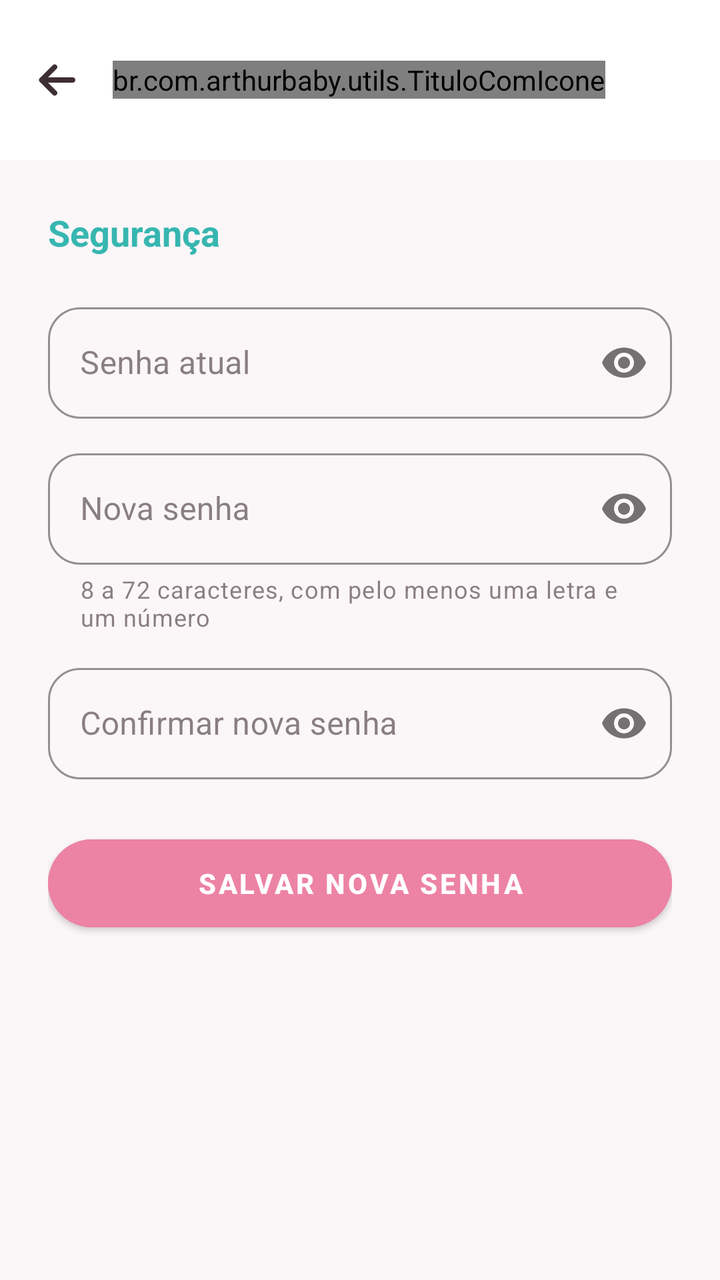
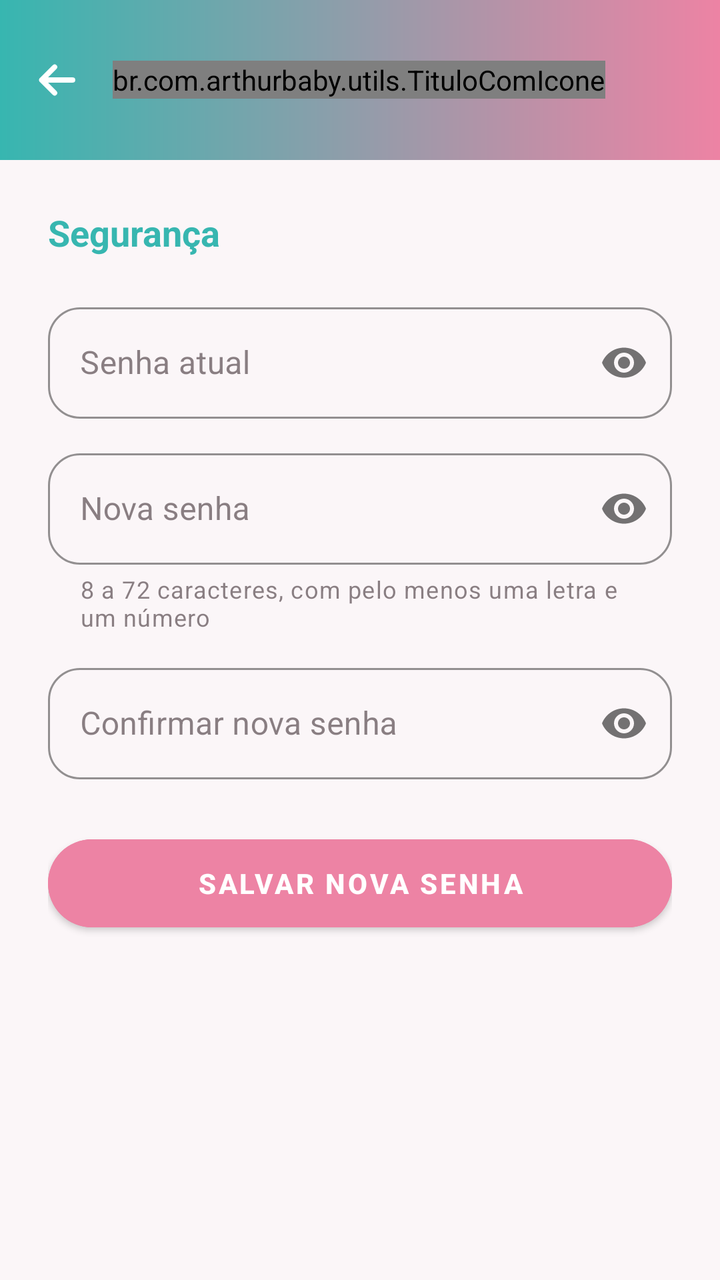

Screens rendered from an Android XML layout before and after an edit, with the pre-edit source and the edit as a unified diff.
<!-- AndroidManifest.xml: application theme Theme.ArthurBaby -->
<!-- res/layout/activity_alterar_senha.xml -->
<?xml version="1.0" encoding="utf-8"?>
<ScrollView xmlns:android="http://schemas.android.com/apk/res/android"
    xmlns:app="http://schemas.android.com/apk/res-auto"
    android:layout_width="match_parent"
    android:layout_height="match_parent"
    android:background="@color/fundo_claro"
    android:fillViewport="true">

    <LinearLayout
        android:layout_width="match_parent"
        android:layout_height="wrap_content"
        android:orientation="vertical">

        
        <LinearLayout
            android:layout_width="match_parent"
            android:layout_height="wrap_content"
            android:orientation="horizontal"
            android:gravity="center_vertical"
            android:padding="16dp"
            android:background="@color/branco">

            <ImageButton
                android:id="@+id/btnVoltar"
                style="@style/BotaoVoltar"
                app:tint="@color/texto_primario" />

            <br.com.arthurbaby.utils.TituloComIcone
                android:layout_width="wrap_content"
                android:layout_height="wrap_content"
                android:text="Alterar Senha"
                android:textSize="20sp"
                android:textStyle="bold"
                android:textColor="@color/texto_primario"
                app:iconeTitulo="@drawable/ic_cadeado" />


            <Space

                android:layout_width="0dp"

                android:layout_height="1dp"

                android:layout_weight="1" />
        </LinearLayout>

        <LinearLayout
            android:layout_width="match_parent"
            android:layout_height="wrap_content"
            android:orientation="vertical"
            android:padding="24dp">

            <TextView
                android:layout_width="wrap_content"
                android:layout_height="wrap_content"
                android:text="Segurança"
                android:textColor="@color/verde_arthur"
                android:textSize="18sp"
                android:textStyle="bold"
                android:layout_marginBottom="20dp" />

            <com.google.android.material.textfield.TextInputLayout
                style="@style/Widget.MaterialComponents.TextInputLayout.OutlinedBox"
                android:layout_width="match_parent"
                android:layout_height="wrap_content"
                android:hint="Senha atual"
                app:passwordToggleEnabled="true"
                app:boxStrokeColor="@color/rosa_arthur"
                app:boxCornerRadiusTopStart="16dp"
                app:boxCornerRadiusTopEnd="16dp"
                app:boxCornerRadiusBottomStart="16dp"
                app:boxCornerRadiusBottomEnd="16dp">
                <com.google.android.material.textfield.TextInputEditText
                    android:id="@+id/etSenhaAtual"
                    android:layout_width="match_parent"
                    android:layout_height="wrap_content"
                    android:inputType="textPassword" />
            </com.google.android.material.textfield.TextInputLayout>

            <com.google.android.material.textfield.TextInputLayout
                style="@style/Widget.MaterialComponents.TextInputLayout.OutlinedBox"
                android:layout_width="match_parent"
                android:layout_height="wrap_content"
                android:hint="Nova senha"
                android:layout_marginTop="12dp"
                app:passwordToggleEnabled="true"
                app:helperText="8 a 72 caracteres, com pelo menos uma letra e um número"
                app:boxStrokeColor="@color/rosa_arthur"
                app:boxCornerRadiusTopStart="16dp"
                app:boxCornerRadiusTopEnd="16dp"
                app:boxCornerRadiusBottomStart="16dp"
                app:boxCornerRadiusBottomEnd="16dp">
                <com.google.android.material.textfield.TextInputEditText
                    android:id="@+id/etNovaSenha"
                    android:layout_width="match_parent"
                    android:layout_height="wrap_content"
                    android:inputType="textPassword" />
            </com.google.android.material.textfield.TextInputLayout>

            <com.google.android.material.textfield.TextInputLayout
                style="@style/Widget.MaterialComponents.TextInputLayout.OutlinedBox"
                android:layout_width="match_parent"
                android:layout_height="wrap_content"
                android:hint="Confirmar nova senha"
                android:layout_marginTop="12dp"
                app:passwordToggleEnabled="true"
                app:boxStrokeColor="@color/rosa_arthur"
                app:boxCornerRadiusTopStart="16dp"
                app:boxCornerRadiusTopEnd="16dp"
                app:boxCornerRadiusBottomStart="16dp"
                app:boxCornerRadiusBottomEnd="16dp">
                <com.google.android.material.textfield.TextInputEditText
                    android:id="@+id/etConfirmarSenha"
                    android:layout_width="match_parent"
                    android:layout_height="wrap_content"
                    android:inputType="textPassword" />
            </com.google.android.material.textfield.TextInputLayout>

            <com.google.android.material.button.MaterialButton
                android:id="@+id/btnSalvarSenha"
                android:layout_width="match_parent"
                android:layout_height="56dp"
                android:text="SALVAR NOVA SENHA"
                android:textColor="@color/branco"
                android:textStyle="bold"
                android:backgroundTint="@color/rosa_arthur"
                app:cornerRadius="28dp"
                android:layout_marginTop="24dp" />

        </LinearLayout>
    </LinearLayout>
</ScrollView>
<!-- resources referenced by this layout -->
<resources>
  <color name="branco">#FFFFFF</color>
  <color name="fundo_claro">#FBF6F8</color>
  <color name="rosa_arthur">#ED83A4</color>
  <color name="texto_primario">#3D2E34</color>
  <color name="verde_arthur">#37B6B0</color>
  <!-- drawable ic_cadeado (drawable) -->
  <?xml version="1.0" encoding="utf-8"?>
  <vector xmlns:android="http://schemas.android.com/apk/res/android"
      android:width="24dp"
      android:height="24dp"
      android:viewportWidth="24"
      android:viewportHeight="24">
      <path
          android:fillColor="#FF000000"
          android:pathData="M18,8h-1V6c0,-2.76 -2.24,-5 -5,-5S7,3.24 7,6v2H6c-1.1,0 -2,0.9 -2,2v10c0,1.1 0.9,2 2,2h12c1.1,0 2,-0.9 2,-2V10c0,-1.1 -0.9,-2 -2,-2zM12,17c-1.1,0 -2,-0.9 -2,-2s0.9,-2 2,-2 2,0.9 2,2 -0.9,2 -2,2zM9,8V6c0,-1.66 1.34,-3 3,-3s3,1.34 3,3v2H9z" />
  </vector>
  <style name="BotaoVoltar">
          <item name="android:layout_width">48dp</item>
          <item name="android:layout_height">48dp</item>
          <item name="android:layout_marginStart">-12dp</item>
          <item name="android:layout_marginEnd">4dp</item>
          <item name="android:padding">12dp</item>
          <item name="android:scaleType">fitCenter</item>
          <item name="android:src">@drawable/ic_voltar</item>
          <item name="tint">@color/texto_primario</item>
          <item name="android:background">?attr/selectableItemBackgroundBorderless</item>
          <item name="android:contentDescription">Voltar</item>
          <item name="android:tooltipText">Voltar</item>
      </style>
  <style name="Theme.ArthurBaby" parent="Theme.MaterialComponents.DayNight.NoActionBar">
          <item name="colorPrimary">@color/verde_arthur</item>
          <item name="colorPrimaryVariant">@color/verde_escuro</item>
          <item name="colorOnPrimary">@color/branco</item>
          <item name="colorSecondary">@color/rosa_arthur</item>
          <item name="colorSecondaryVariant">@color/rosa_escuro</item>
          <item name="colorOnSecondary">@color/branco</item>
          <item name="android:statusBarColor">@color/verde_arthur</item>
          <item name="android:windowBackground">@color/fundo_claro</item>
          <item name="android:navigationBarColor">@color/branco</item>
          <item name="colorSurface">@color/branco</item>
          <item name="colorOnSurface">@color/texto_primario</item>
  
          
          <item name="android:windowLightStatusBar">false</item>
          <item name="android:windowLightNavigationBar">true</item>
      </style>
  <!-- drawable ic_voltar (drawable) -->
  <?xml version="1.0" encoding="utf-8"?>
  <vector xmlns:android="http://schemas.android.com/apk/res/android"
      android:width="24dp"
      android:height="24dp"
      android:viewportWidth="24"
      android:viewportHeight="24">
      <path
          android:pathData="M20,12H4.5M11,5.5L4.5,12L11,18.5"
          android:strokeColor="#FF000000"
          android:strokeWidth="2.6"
          android:strokeLineCap="round"
          android:strokeLineJoin="round" />
  </vector>
  <color name="verde_escuro">#2A8F8A</color>
  <color name="rosa_escuro">#D56586</color>
</resources>

<!-- the commit's change to res/layout/activity_alterar_senha.xml (unified diff, before → after) -->
@@ -18,21 +18,22 @@
             android:orientation="horizontal"
             android:gravity="center_vertical"
             android:padding="16dp"
-            android:background="@color/branco">
+            android:background="@drawable/bg_gradiente_header">
 
             <ImageButton
                 android:id="@+id/btnVoltar"
                 style="@style/BotaoVoltar"
-                app:tint="@color/texto_primario" />
+                app:tint="@color/branco" />
 
             <br.com.arthurbaby.utils.TituloComIcone
                 android:layout_width="wrap_content"
                 android:layout_height="wrap_content"
-                android:text="Alterar Senha"
-                android:textSize="20sp"
+                android:text="@string/alterar_senha"
+                android:textSize="@dimen/texto_subtitulo"
                 android:textStyle="bold"
-                android:textColor="@color/texto_primario"
-                app:iconeTitulo="@drawable/ic_cadeado" />
+                android:textColor="@color/branco"
+                app:iconeTitulo="@drawable/ic_cadeado"
+            app:iconeClaro="true" />
 
 
             <Space
@@ -53,9 +54,9 @@
             <TextView
                 android:layout_width="wrap_content"
                 android:layout_height="wrap_content"
-                android:text="Segurança"
+                android:text="@string/seguranca"
                 android:textColor="@color/verde_arthur"
-                android:textSize="18sp"
+                android:textSize="@dimen/texto_subtitulo"
                 android:textStyle="bold"
                 android:layout_marginBottom="20dp" />
 
@@ -63,7 +64,7 @@
                 style="@style/Widget.MaterialComponents.TextInputLayout.OutlinedBox"
                 android:layout_width="match_parent"
                 android:layout_height="wrap_content"
-                android:hint="Senha atual"
+                android:hint="@string/senha_atual"
                 app:passwordToggleEnabled="true"
                 app:boxStrokeColor="@color/rosa_arthur"
                 app:boxCornerRadiusTopStart="16dp"
@@ -81,7 +82,7 @@
                 style="@style/Widget.MaterialComponents.TextInputLayout.OutlinedBox"
                 android:layout_width="match_parent"
                 android:layout_height="wrap_content"
-                android:hint="Nova senha"
+                android:hint="@string/nova_senha"
                 android:layout_marginTop="12dp"
                 app:passwordToggleEnabled="true"
                 app:helperText="8 a 72 caracteres, com pelo menos uma letra e um número"
@@ -101,7 +102,7 @@
                 style="@style/Widget.MaterialComponents.TextInputLayout.OutlinedBox"
                 android:layout_width="match_parent"
                 android:layout_height="wrap_content"
-                android:hint="Confirmar nova senha"
+                android:hint="@string/confirmar_nova_senha"
                 android:layout_marginTop="12dp"
                 app:passwordToggleEnabled="true"
                 app:boxStrokeColor="@color/rosa_arthur"
@@ -120,7 +121,7 @@
                 android:id="@+id/btnSalvarSenha"
                 android:layout_width="match_parent"
                 android:layout_height="56dp"
-                android:text="SALVAR NOVA SENHA"
+                android:text="@string/salvar_nova_senha"
                 android:textColor="@color/branco"
                 android:textStyle="bold"
                 android:backgroundTint="@color/rosa_arthur"
<!-- resource entries referenced after the edit -->
@@ -5,6 +5,17 @@
   <color name="rosa_arthur">#ED83A4</color>
   <color name="texto_primario">#3D2E34</color>
   <color name="verde_arthur">#37B6B0</color>
+  <dimen name="texto_subtitulo">18sp</dimen>
+  <!-- drawable bg_gradiente_header (drawable) -->
+  <?xml version="1.0" encoding="utf-8"?>
+  <shape xmlns:android="http://schemas.android.com/apk/res/android"
+      android:shape="rectangle">
+      <gradient
+          android:startColor="@color/verde_arthur"
+          android:endColor="@color/rosa_arthur"
+          android:angle="0"
+          android:type="linear" />
+  </shape>
   <!-- drawable ic_cadeado (drawable) -->
   <?xml version="1.0" encoding="utf-8"?>
   <vector xmlns:android="http://schemas.android.com/apk/res/android"
@@ -16,6 +27,12 @@
           android:fillColor="#FF000000"
           android:pathData="M18,8h-1V6c0,-2.76 -2.24,-5 -5,-5S7,3.24 7,6v2H6c-1.1,0 -2,0.9 -2,2v10c0,1.1 0.9,2 2,2h12c1.1,0 2,-0.9 2,-2V10c0,-1.1 -0.9,-2 -2,-2zM12,17c-1.1,0 -2,-0.9 -2,-2s0.9,-2 2,-2 2,0.9 2,2 -0.9,2 -2,2zM9,8V6c0,-1.66 1.34,-3 3,-3s3,1.34 3,3v2H9z" />
   </vector>
+  <string name="alterar_senha">Alterar Senha</string>
+  <string name="confirmar_nova_senha">Confirmar nova senha</string>
+  <string name="nova_senha">Nova senha</string>
+  <string name="salvar_nova_senha">SALVAR NOVA SENHA</string>
+  <string name="seguranca">Segurança</string>
+  <string name="senha_atual">Senha atual</string>
   <style name="BotaoVoltar">
           <item name="android:layout_width">48dp</item>
           <item name="android:layout_height">48dp</item>
